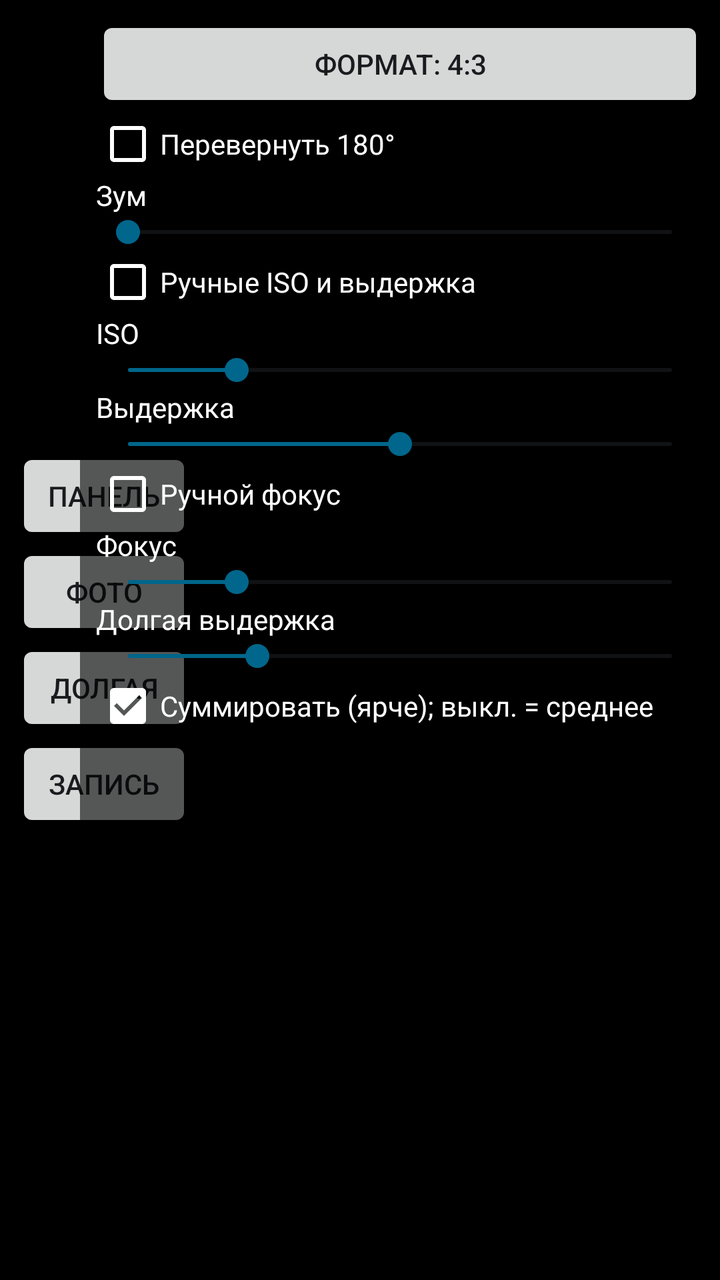
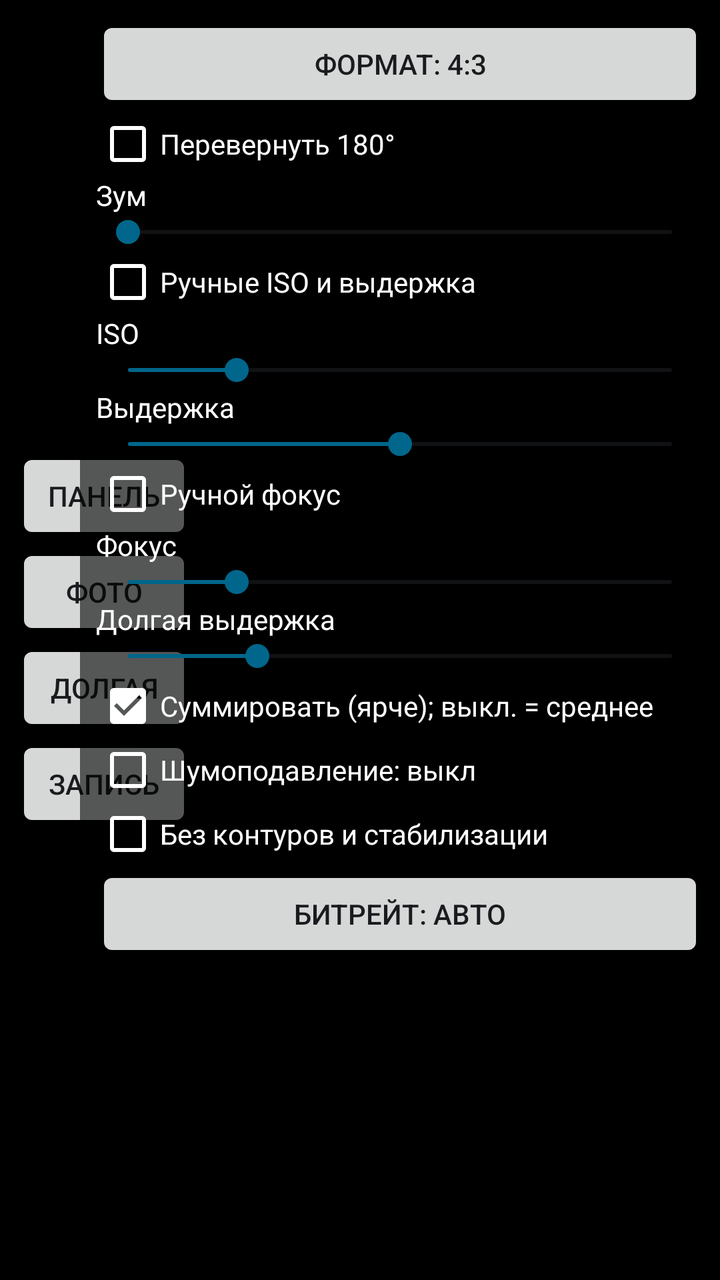

Screens rendered from an Android XML layout before and after an edit, with the pre-edit source and the edit as a unified diff.
<!-- AndroidManifest.xml: application theme android:Theme.DeviceDefault.Light.NoActionBar -->
<!-- res/layout/activity_main.xml -->
<?xml version="1.0" encoding="utf-8"?>
<FrameLayout xmlns:android="http://schemas.android.com/apk/res/android"
    android:layout_width="match_parent"
    android:layout_height="match_parent"
    android:background="#000000">

    <TextureView
        android:id="@+id/texture"
        android:layout_width="match_parent"
        android:layout_height="match_parent" />

    
    <LinearLayout
        android:layout_width="wrap_content"
        android:layout_height="wrap_content"
        android:layout_gravity="start|center_vertical"
        android:layout_marginStart="8dp"
        android:orientation="vertical">

        <Button
            android:id="@+id/btnPanel"
            android:layout_width="wrap_content"
            android:layout_height="wrap_content"
            android:text="Панель" />

        <Button
            android:id="@+id/btnPhoto"
            android:layout_width="wrap_content"
            android:layout_height="wrap_content"
            android:text="Фото" />

        <Button
            android:id="@+id/btnStack"
            android:layout_width="wrap_content"
            android:layout_height="wrap_content"
            android:text="Долгая" />

        <Button
            android:id="@+id/btnRec"
            android:layout_width="wrap_content"
            android:layout_height="wrap_content"
            android:text="Запись" />
    </LinearLayout>

    
    <ScrollView
        android:id="@+id/panel"
        android:layout_width="320dp"
        android:layout_height="match_parent"
        android:layout_gravity="end"
        android:background="#99000000"
        android:padding="8dp">

        <LinearLayout
            android:layout_width="match_parent"
            android:layout_height="wrap_content"
            android:orientation="vertical">

            <Button
                android:id="@+id/btnAspect"
                android:layout_width="match_parent"
                android:layout_height="wrap_content"
                android:text="Формат: 4:3" />

            <CheckBox
                android:id="@+id/cbFlip"
                android:layout_width="wrap_content"
                android:layout_height="wrap_content"
                android:buttonTint="#FFFFFF"
                android:text="Перевернуть 180°"
                android:textColor="#FFFFFF" />

            <TextView
                android:id="@+id/tvZoom"
                android:layout_width="match_parent"
                android:layout_height="wrap_content"
                android:text="Зум"
                android:textColor="#FFFFFF" />

            <SeekBar
                android:id="@+id/sbZoom"
                android:layout_width="match_parent"
                android:layout_height="wrap_content"
                android:max="1000"
                android:progress="0" />

            <CheckBox
                android:id="@+id/cbExp"
                android:layout_width="wrap_content"
                android:layout_height="wrap_content"
                android:buttonTint="#FFFFFF"
                android:text="Ручные ISO и выдержка"
                android:textColor="#FFFFFF" />

            <TextView
                android:id="@+id/tvIso"
                android:layout_width="match_parent"
                android:layout_height="wrap_content"
                android:text="ISO"
                android:textColor="#FFFFFF" />

            <SeekBar
                android:id="@+id/sbIso"
                android:layout_width="match_parent"
                android:layout_height="wrap_content"
                android:max="1000"
                android:progress="200" />

            <TextView
                android:id="@+id/tvExp"
                android:layout_width="match_parent"
                android:layout_height="wrap_content"
                android:text="Выдержка"
                android:textColor="#FFFFFF" />

            <SeekBar
                android:id="@+id/sbExp"
                android:layout_width="match_parent"
                android:layout_height="wrap_content"
                android:max="1000"
                android:progress="500" />

            <CheckBox
                android:id="@+id/cbFocus"
                android:layout_width="wrap_content"
                android:layout_height="wrap_content"
                android:buttonTint="#FFFFFF"
                android:text="Ручной фокус"
                android:textColor="#FFFFFF" />

            <TextView
                android:id="@+id/tvFocus"
                android:layout_width="match_parent"
                android:layout_height="wrap_content"
                android:text="Фокус"
                android:textColor="#FFFFFF" />

            <SeekBar
                android:id="@+id/sbFocus"
                android:layout_width="match_parent"
                android:layout_height="wrap_content"
                android:max="1000"
                android:progress="200" />

            <TextView
                android:id="@+id/tvBoost"
                android:layout_width="match_parent"
                android:layout_height="wrap_content"
                android:text="Цифровое усиление"
                android:textColor="#FFFFFF"
                android:visibility="gone" />

            <SeekBar
                android:id="@+id/sbBoost"
                android:layout_width="match_parent"
                android:layout_height="wrap_content"
                android:max="1000"
                android:progress="0"
                android:visibility="gone" />

            <TextView
                android:id="@+id/tvStack"
                android:layout_width="match_parent"
                android:layout_height="wrap_content"
                android:text="Долгая выдержка"
                android:textColor="#FFFFFF" />

            <SeekBar
                android:id="@+id/sbStack"
                android:layout_width="match_parent"
                android:layout_height="wrap_content"
                android:max="118"
                android:progress="28" />

            <CheckBox
                android:id="@+id/cbStackSum"
                android:layout_width="wrap_content"
                android:layout_height="wrap_content"
                android:buttonTint="#FFFFFF"
                android:checked="true"
                android:text="Суммировать (ярче); выкл. = среднее"
                android:textColor="#FFFFFF" />
        </LinearLayout>
    </ScrollView>

    
    <ScrollView
        android:id="@+id/logScroll"
        android:layout_width="380dp"
        android:layout_height="64dp"
        android:layout_gravity="bottom|start"
        android:layout_marginStart="96dp"
        android:background="#66000000">

        <TextView
            android:id="@+id/log"
            android:layout_width="match_parent"
            android:layout_height="wrap_content"
            android:textColor="#FFFFFF"
            android:textSize="11sp" />
    </ScrollView>
</FrameLayout>
<!-- resources referenced by this layout -->
<resources>

</resources>

<!-- the commit's change to res/layout/activity_main.xml (unified diff, before → after) -->
@@ -180,6 +180,28 @@
                 android:checked="true"
                 android:text="Суммировать (ярче); выкл. = среднее"
                 android:textColor="#FFFFFF" />
+
+            <CheckBox
+                android:id="@+id/cbNoNr"
+                android:layout_width="wrap_content"
+                android:layout_height="wrap_content"
+                android:buttonTint="#FFFFFF"
+                android:text="Шумоподавление: выкл"
+                android:textColor="#FFFFFF" />
+
+            <CheckBox
+                android:id="@+id/cbNoProc"
+                android:layout_width="wrap_content"
+                android:layout_height="wrap_content"
+                android:buttonTint="#FFFFFF"
+                android:text="Без контуров и стабилизации"
+                android:textColor="#FFFFFF" />
+
+            <Button
+                android:id="@+id/btnBitrate"
+                android:layout_width="match_parent"
+                android:layout_height="wrap_content"
+                android:text="Битрейт: авто" />
         </LinearLayout>
     </ScrollView>
 
